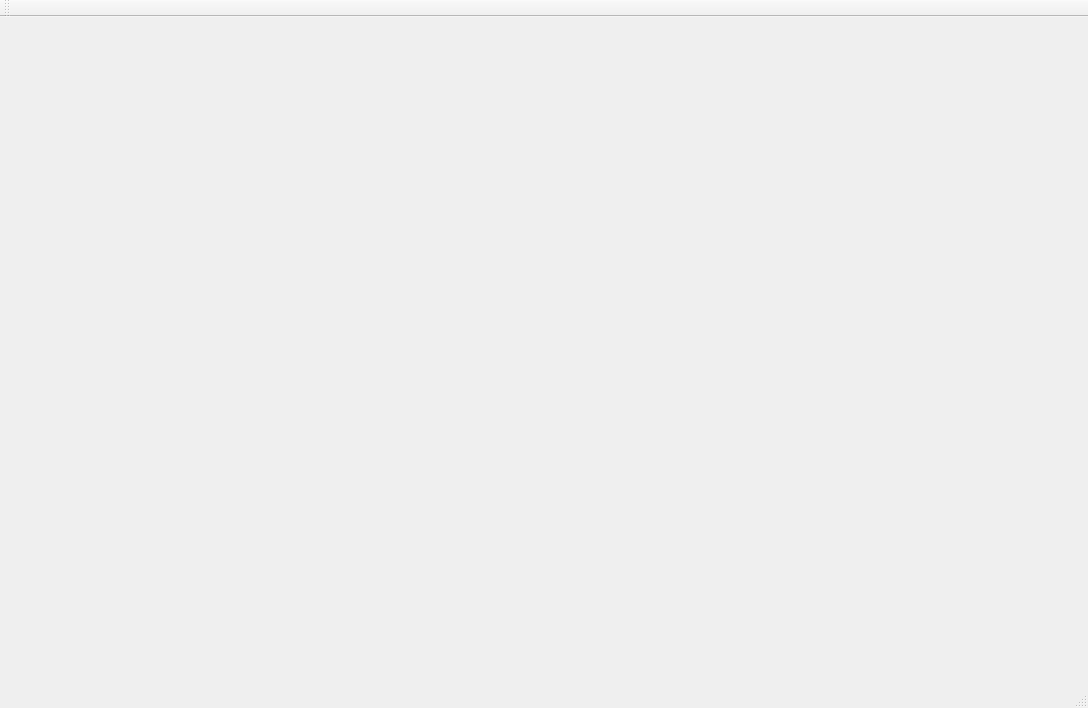
This is laba3/laba3_1/mainwidow.ui in SergeyBrykulskii/SergeyBrykulskii_153501_oaip as Qt 5 draws it before an edit. The edited form follows.
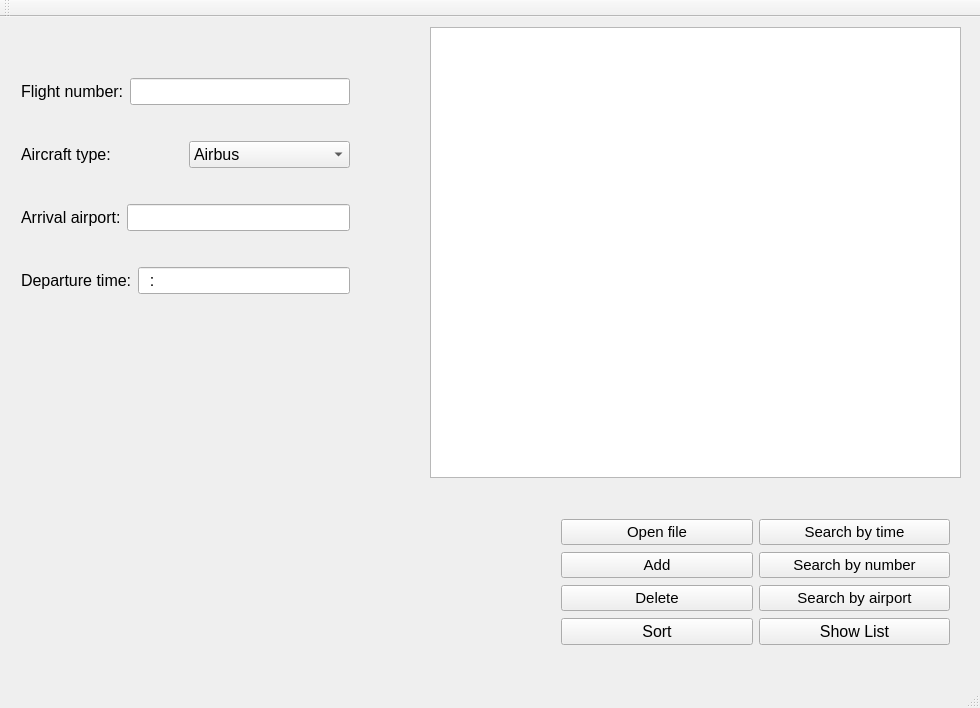
This is the edited form.

What changed in the file:
```diff
--- a/laba3/laba3_1/mainwidow.ui
+++ b/laba3/laba3_1/mainwidow.ui
@@ -6,14 +6,247 @@
    <rect>
     <x>0</x>
     <y>0</y>
-    <width>1088</width>
+    <width>980</width>
     <height>708</height>
    </rect>
   </property>
+  <property name="font">
+   <font>
+    <pointsize>12</pointsize>
+   </font>
+  </property>
   <property name="windowTitle">
    <string>MainWidow</string>
   </property>
-  <widget class="QWidget" name="centralWidget"/>
+  <widget class="QWidget" name="centralWidget">
+   <widget class="QTableWidget" name="tableWidget">
+    <property name="geometry">
+     <rect>
+      <x>430</x>
+      <y>10</y>
+      <width>531</width>
+      <height>451</height>
+     </rect>
+    </property>
+    <property name="font">
+     <font>
+      <pointsize>9</pointsize>
+     </font>
+    </property>
+   </widget>
+   <widget class="QWidget" name="layoutWidget">
+    <property name="geometry">
+     <rect>
+      <x>10</x>
+      <y>20</y>
+      <width>351</width>
+      <height>301</height>
+     </rect>
+    </property>
+    <layout class="QVBoxLayout" name="verticalLayout">
+     <item>
+      <layout class="QHBoxLayout" name="horizontalLayout_2">
+       <item>
+        <widget class="QLabel" name="flightNumber">
+         <property name="font">
+          <font>
+           <pointsize>12</pointsize>
+          </font>
+         </property>
+         <property name="text">
+          <string>Flight number:</string>
+         </property>
+        </widget>
+       </item>
+       <item>
+        <widget class="QLineEdit" name="lineEditNumber">
+         <property name="inputMask">
+          <string>999</string>
+         </property>
+        </widget>
+       </item>
+      </layout>
+     </item>
+     <item>
+      <layout class="QHBoxLayout" name="horizontalLayout">
+       <item>
+        <widget class="QLabel" name="aircraftType">
+         <property name="text">
+          <string>Aircraft type:</string>
+         </property>
+        </widget>
+       </item>
+       <item>
+        <widget class="QComboBox" name="comboBox">
+         <item>
+          <property name="text">
+           <string>Airbus</string>
+          </property>
+         </item>
+         <item>
+          <property name="text">
+           <string>Boeing</string>
+          </property>
+         </item>
+         <item>
+          <property name="text">
+           <string>Superjet</string>
+          </property>
+         </item>
+         <item>
+          <property name="text">
+           <string>Tupolev</string>
+          </property>
+         </item>
+        </widget>
+       </item>
+      </layout>
+     </item>
+     <item>
+      <layout class="QHBoxLayout" name="horizontalLayout_3">
+       <item>
+        <widget class="QLabel" name="arrivalAirport">
+         <property name="text">
+          <string>Arrival airport:</string>
+         </property>
+        </widget>
+       </item>
+       <item>
+        <widget class="QLineEdit" name="lineEditAirport">
+         <property name="inputMask">
+          <string>AAAAAAAAAAAA</string>
+         </property>
+        </widget>
+       </item>
+      </layout>
+     </item>
+     <item>
+      <layout class="QHBoxLayout" name="horizontalLayout_4">
+       <item>
+        <widget class="QLabel" name="departureTime">
+         <property name="text">
+          <string>Departure time:</string>
+         </property>
+        </widget>
+       </item>
+       <item>
+        <widget class="QLineEdit" name="lineEditTime">
+         <property name="inputMask">
+          <string>99:99</string>
+         </property>
+        </widget>
+       </item>
+      </layout>
+     </item>
+    </layout>
+   </widget>
+   <widget class="QWidget" name="layoutWidget">
+    <property name="geometry">
+     <rect>
+      <x>550</x>
+      <y>490</y>
+      <width>411</width>
+      <height>151</height>
+     </rect>
+    </property>
+    <layout class="QHBoxLayout" name="horizontalLayout_5">
+     <item>
+      <layout class="QVBoxLayout" name="verticalLayout_3">
+       <item>
+        <widget class="QPushButton" name="File">
+         <property name="font">
+          <font>
+           <pointsize>11</pointsize>
+          </font>
+         </property>
+         <property name="text">
+          <string>Open file</string>
+         </property>
+        </widget>
+       </item>
+       <item>
+        <widget class="QPushButton" name="Add">
+         <property name="font">
+          <font>
+           <pointsize>11</pointsize>
+          </font>
+         </property>
+         <property name="text">
+          <string>Add</string>
+         </property>
+        </widget>
+       </item>
+       <item>
+        <widget class="QPushButton" name="Delete">
+         <property name="font">
+          <font>
+           <pointsize>11</pointsize>
+          </font>
+         </property>
+         <property name="text">
+          <string>Delete</string>
+         </property>
+        </widget>
+       </item>
+       <item>
+        <widget class="QPushButton" name="Sort">
+         <property name="text">
+          <string>Sort</string>
+         </property>
+        </widget>
+       </item>
+      </layout>
+     </item>
+     <item>
+      <layout class="QVBoxLayout" name="verticalLayout_2">
+       <item>
+        <widget class="QPushButton" name="SearchByTime">
+         <property name="font">
+          <font>
+           <pointsize>11</pointsize>
+          </font>
+         </property>
+         <property name="text">
+          <string>Search by time</string>
+         </property>
+        </widget>
+       </item>
+       <item>
+        <widget class="QPushButton" name="SearchByNumber">
+         <property name="font">
+          <font>
+           <pointsize>11</pointsize>
+          </font>
+         </property>
+         <property name="text">
+          <string>Search by number</string>
+         </property>
+        </widget>
+       </item>
+       <item>
+        <widget class="QPushButton" name="SearchByAirport">
+         <property name="font">
+          <font>
+           <pointsize>11</pointsize>
+          </font>
+         </property>
+         <property name="text">
+          <string>Search by airport</string>
+         </property>
+        </widget>
+       </item>
+       <item>
+        <widget class="QPushButton" name="Show">
+         <property name="text">
+          <string>Show List</string>
+         </property>
+        </widget>
+       </item>
+      </layout>
+     </item>
+    </layout>
+   </widget>
+  </widget>
   <widget class="QMenuBar" name="menuBar">
    <property name="geometry">
     <rect>
```
Left out of the diff: 2 changed lines with no effect on the pictures.
